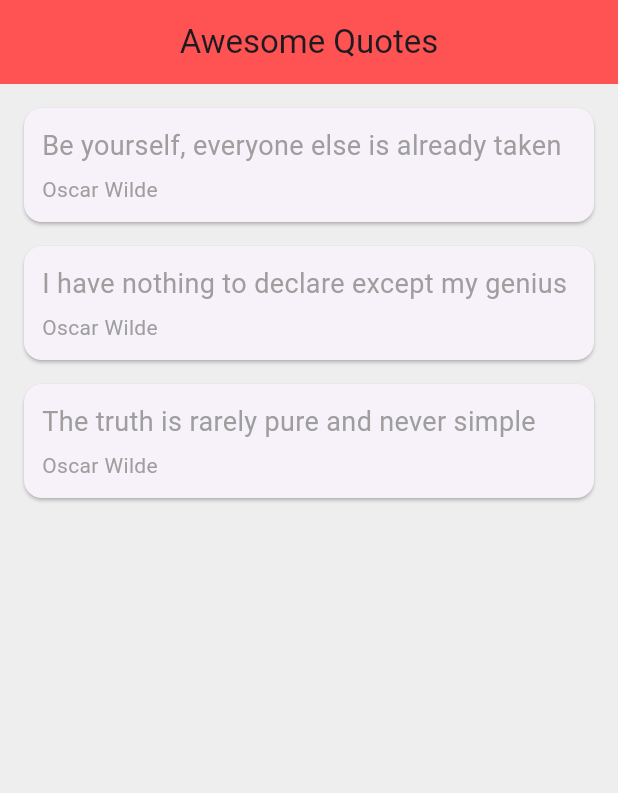
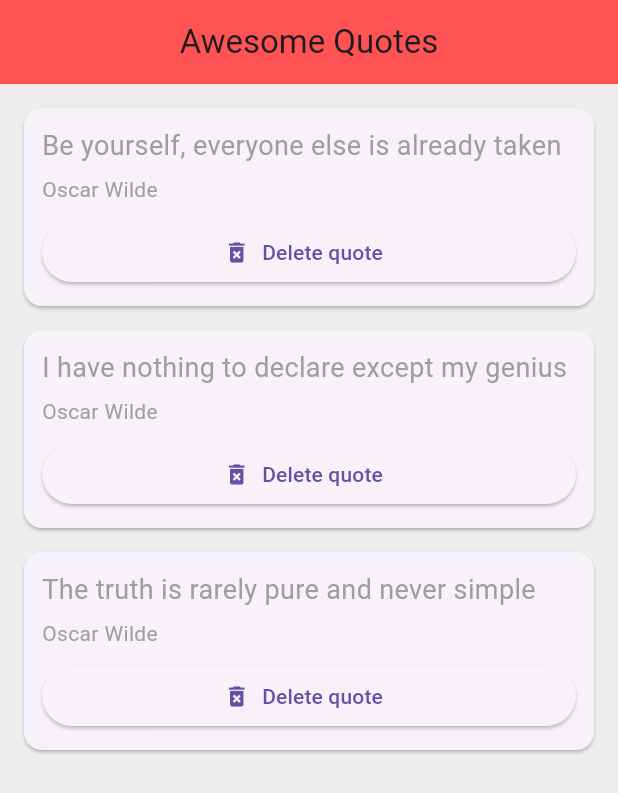
Before and after one commit to jxclyde/flutter_experiment, a Flutter app: the screen it shows after launch, on a phone screen of 412 x 824 dp. Shown: the top 793 px of the screen. Run offline on Flutter 3.47's test engine with Material 3 defaults, Android fonts, the phone set to English and light mode, and no system bars.

Commit message:
Adding logic to delete quotes with functions as parameters

```diff
--- a/lib/main.dart
+++ b/lib/main.dart
@@ -31,7 +31,14 @@ class _QuoteListState extends State<QuoteList> {
         backgroundColor: Colors.redAccent,
       ),
       body: Column(
-        children: quotes.map((quote) => QuoteCard(quote: quote)).toList(),
+        children: quotes.map((quote) => QuoteCard(
+            quote: quote,
+            delete: () {
+              setState(() {
+                quotes.remove(quote);
+              });
+            }
+        )).toList(),
       ),
     );
   }
--- a/lib/quote_card.dart
+++ b/lib/quote_card.dart
@@ -3,7 +3,8 @@ import 'quote.dart';
 
 class QuoteCard extends StatelessWidget {
   final Quote? quote;
-  QuoteCard({this.quote});
+  final Function? delete;
+  QuoteCard({this.quote, this.delete});
 
   @override
   Widget build(BuildContext context) {
@@ -31,6 +32,12 @@ class QuoteCard extends StatelessWidget {
                   color: Colors.grey,
                 ),
               ),
+            SizedBox(height: 8.0),
+            ElevatedButton.icon(
+                onPressed: delete != null ? () => delete!() : null,
+                label: Text('Delete quote'),
+                icon: Icon(Icons.delete_forever),
+            ),
           ],
         ),
       ),
```
